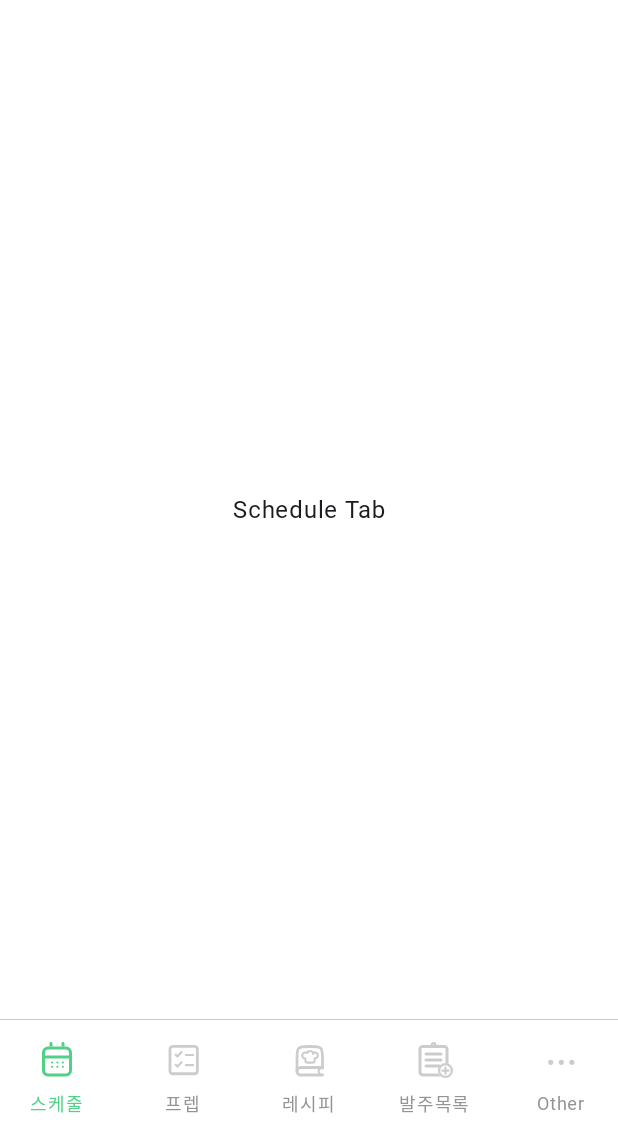
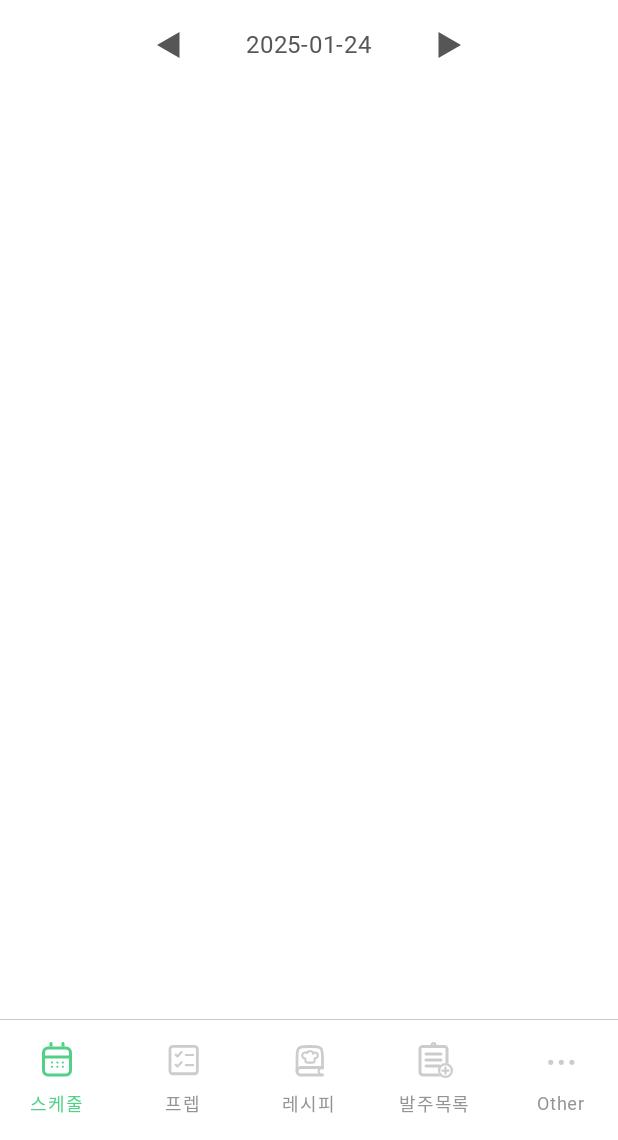
Before and after one commit to KitchingApp/Kitching_Manager, an Android app built with Jetpack Compose: the screen it shows after launch (MainActivity), on a phone screen of 412 x 824 dp, the part 96-1236 px from its top. Run offline under Robolectric (Android 15) with nearby library versions, the phone set to English and light mode, and no system bars; Roboto replaces fonts that are not available here.

Commit message:
패키지 구조 변경

```diff
--- a/app/src/main/java/com/kitching/app/navgraph/NavGraphExtendFile.kt
+++ b/app/src/main/java/com/kitching/app/navgraph/NavGraphExtendFile.kt
@@ -6,7 +6,7 @@ import androidx.navigation.NavType
 import androidx.navigation.compose.composable
 import androidx.navigation.navArgument
 import androidx.navigation.navigation
-import com.kitching.app.ui.screen.innercontent.RecipeDetail
+import com.kitching.app.ui.screen.recipe.innercontent.RecipeDetail
 
 fun NavGraphBuilder.sliceNavGraph(navController: NavController) {
     navigation(
--- /dev/null
+++ b/app/src/main/java/com/kitching/app/navgraph/ScheduleTabItem.kt
@@ -0,0 +1,22 @@
+package com.kitching.app.navgraph
+
+import androidx.compose.runtime.Composable
+
+data class ScheduleTabItem(
+    val tabName: String = "",
+    val routeName: String = ""
+) {
+    @Composable
+    fun renderTabItems(): List<ScheduleTabItem> {
+        return listOf(
+            ScheduleTabItem(
+                tabName = "스케줄 확정",
+                routeName = "FixedSchedule"
+            ),
+            ScheduleTabItem(
+                tabName = "스케줄 신청",
+                routeName = "AppliedSchedule"
+            )
+        )
+    }
+}
--- a/app/src/main/java/com/kitching/app/ui/screen/bottomtab/PrepTabScreen.kt
+++ /dev/null
@@ -1,34 +0,0 @@
-package com.kitching.app.ui.screen.bottomtab
-
-import androidx.compose.foundation.layout.Arrangement
-import androidx.compose.foundation.layout.Column
-import androidx.compose.foundation.layout.fillMaxSize
-import androidx.compose.foundation.layout.fillMaxWidth
-import androidx.compose.foundation.layout.padding
-import androidx.compose.material3.Surface
-import androidx.compose.material3.Text
-import androidx.compose.runtime.Composable
-import androidx.compose.ui.Alignment
-import androidx.compose.ui.Modifier
-import androidx.compose.ui.unit.dp
-import androidx.navigation.NavController
-import com.kitching.app.ui.theme.KitchingManagerTheme
-
-@Composable
-fun PrepTabScreen(navController: NavController) {
-    KitchingManagerTheme {
-        Surface(
-            modifier = Modifier.fillMaxSize()
-        ) {
-            Column(
-                modifier = Modifier.fillMaxWidth().padding(15.dp),
-                horizontalAlignment = Alignment.CenterHorizontally,
-                verticalArrangement = Arrangement.Center
-            ) {
-                Text(
-                    text = "Prep Tab"
-                )
-            }
-        }
-    }
-}
--- a/app/src/main/java/com/kitching/app/ui/screen/navigation/CustomNavHost.kt
+++ b/app/src/main/java/com/kitching/app/ui/screen/navigation/CustomNavHost.kt
@@ -9,11 +9,11 @@ import androidx.navigation.compose.NavHost
 import androidx.navigation.compose.composable
 import com.kitching.app.navgraph.ScreenRouteDef
 import com.kitching.app.navgraph.sliceNavGraph
-import com.kitching.app.ui.screen.bottomtab.OtherTabScreen
-import com.kitching.app.ui.screen.bottomtab.OrderTabScreen
-import com.kitching.app.ui.screen.bottomtab.PrepTabScreen
-import com.kitching.app.ui.screen.bottomtab.RecipeTabScreen
-import com.kitching.app.ui.screen.bottomtab.ScheduleTabScreen
+import com.kitching.app.ui.screen.other.OtherTabScreen
+import com.kitching.app.ui.screen.order.OrderTabScreen
+import com.kitching.app.ui.screen.prep.PrepTabScreen
+import com.kitching.app.ui.screen.recipe.RecipeTabScreen
+import com.kitching.app.ui.screen.schedule.ScheduleTabScreen
 
 @Composable
 fun CustomNavHost(
@@ -27,7 +27,6 @@ fun CustomNavHost(
     ) {
         composable(ScreenRouteDef.ScheduleTab.routeName) {
             ScheduleTabScreen(
-                navController
             )
         }
         composable(ScreenRouteDef.PrepTab.routeName) {
--- a/app/src/main/java/com/kitching/app/ui/screen/bottomtab/OtherTabScreen.kt
+++ b/app/src/main/java/com/kitching/app/ui/screen/order/OrderTabScreen.kt
@@ -1,4 +1,4 @@
-package com.kitching.app.ui.screen.bottomtab
+package com.kitching.app.ui.screen.order
 
 import androidx.compose.foundation.layout.Arrangement
 import androidx.compose.foundation.layout.Column
@@ -15,7 +15,7 @@ import androidx.navigation.NavController
 import com.kitching.app.ui.theme.KitchingManagerTheme
 
 @Composable
-fun OtherTabScreen(navController: NavController) {
+fun OrderTabScreen(navController: NavController) {
     KitchingManagerTheme {
         Surface(
             modifier = Modifier.fillMaxSize()
@@ -26,7 +26,7 @@ fun OtherTabScreen(navController: NavController) {
                 verticalArrangement = Arrangement.Center
             ) {
                 Text(
-                    text = "Chat Tab"
+                    text = "Order Tab"
                 )
             }
         }
--- a/app/src/main/java/com/kitching/app/ui/screen/bottomtab/ScheduleTabScreen.kt
+++ b/app/src/main/java/com/kitching/app/ui/screen/other/OtherTabScreen.kt
@@ -1,4 +1,4 @@
-package com.kitching.app.ui.screen.bottomtab
+package com.kitching.app.ui.screen.other
 
 import androidx.compose.foundation.layout.Arrangement
 import androidx.compose.foundation.layout.Column
@@ -15,7 +15,7 @@ import androidx.navigation.NavController
 import com.kitching.app.ui.theme.KitchingManagerTheme
 
 @Composable
-fun ScheduleTabScreen(navController: NavController) {
+fun OtherTabScreen(navController: NavController) {
     KitchingManagerTheme {
         Surface(
             modifier = Modifier.fillMaxSize()
@@ -26,7 +26,7 @@ fun ScheduleTabScreen(navController: NavController) {
                 verticalArrangement = Arrangement.Center
             ) {
                 Text(
-                    text = "Schedule Tab"
+                    text = "Other Tab"
                 )
             }
         }
--- a/app/src/main/java/com/kitching/app/ui/screen/bottomtab/OrderTabScreen.kt
+++ b/app/src/main/java/com/kitching/app/ui/screen/prep/PrepTabScreen.kt
@@ -1,4 +1,4 @@
-package com.kitching.app.ui.screen.bottomtab
+package com.kitching.app.ui.screen.prep
 
 import androidx.compose.foundation.layout.Arrangement
 import androidx.compose.foundation.layout.Column
@@ -15,7 +15,7 @@ import androidx.navigation.NavController
 import com.kitching.app.ui.theme.KitchingManagerTheme
 
 @Composable
-fun OrderTabScreen(navController: NavController) {
+fun PrepTabScreen(navController: NavController) {
     KitchingManagerTheme {
         Surface(
             modifier = Modifier.fillMaxSize()
@@ -26,7 +26,7 @@ fun OrderTabScreen(navController: NavController) {
                 verticalArrangement = Arrangement.Center
             ) {
                 Text(
-                    text = "Order Tab"
+                    text = "Prep Tab"
                 )
             }
         }
--- a/app/src/main/java/com/kitching/app/ui/screen/innercontent/RecipeDetail.kt
+++ b/app/src/main/java/com/kitching/app/ui/screen/recipe/RecipeTabScreen.kt
@@ -1,5 +1,6 @@
-package com.kitching.app.ui.screen.innercontent
+package com.kitching.app.ui.screen.recipe
 
+import androidx.compose.foundation.clickable
 import androidx.compose.foundation.layout.Arrangement
 import androidx.compose.foundation.layout.Column
 import androidx.compose.foundation.layout.fillMaxSize
@@ -11,13 +12,12 @@ import androidx.compose.runtime.Composable
 import androidx.compose.ui.Alignment
 import androidx.compose.ui.Modifier
 import androidx.compose.ui.unit.dp
+import androidx.navigation.NavController
+import com.kitching.app.ui.theme.KitchingManagerTheme
 
 @Composable
-fun RecipeDetail(recipeId: String?) {
-    Column(
-        horizontalAlignment = Alignment.CenterHorizontally,
-        verticalArrangement = Arrangement.Center
-    ) {
+fun RecipeTabScreen(navController: NavController) {
+    KitchingManagerTheme {
         Surface(
             modifier = Modifier.fillMaxSize()
         ) {
@@ -27,7 +27,10 @@ fun RecipeDetail(recipeId: String?) {
                 verticalArrangement = Arrangement.Center
             ) {
                 Text(
-                    text = "Recipe Detail: $recipeId"
+                    text = "Recipe Tab",
+                    Modifier.clickable {
+                        navController.navigate("detail/1")
+                    }
                 )
             }
         }
--- a/app/src/main/java/com/kitching/app/ui/screen/bottomtab/RecipeTabScreen.kt
+++ b/app/src/main/java/com/kitching/app/ui/screen/recipe/innercontent/RecipeDetail.kt
@@ -1,6 +1,5 @@
-package com.kitching.app.ui.screen.bottomtab
+package com.kitching.app.ui.screen.recipe.innercontent
 
-import androidx.compose.foundation.clickable
 import androidx.compose.foundation.layout.Arrangement
 import androidx.compose.foundation.layout.Column
 import androidx.compose.foundation.layout.fillMaxSize
@@ -12,12 +11,13 @@ import androidx.compose.runtime.Composable
 import androidx.compose.ui.Alignment
 import androidx.compose.ui.Modifier
 import androidx.compose.ui.unit.dp
-import androidx.navigation.NavController
-import com.kitching.app.ui.theme.KitchingManagerTheme
 
 @Composable
-fun RecipeTabScreen(navController: NavController) {
-    KitchingManagerTheme {
+fun RecipeDetail(recipeId: String?) {
+    Column(
+        horizontalAlignment = Alignment.CenterHorizontally,
+        verticalArrangement = Arrangement.Center
+    ) {
         Surface(
             modifier = Modifier.fillMaxSize()
         ) {
@@ -27,10 +27,7 @@ fun RecipeTabScreen(navController: NavController) {
                 verticalArrangement = Arrangement.Center
             ) {
                 Text(
-                    text = "Recipe Tab",
-                    Modifier.clickable {
-                        navController.navigate("detail/1")
-                    }
+                    text = "Recipe Detail: $recipeId"
                 )
             }
         }
--- /dev/null
+++ b/app/src/main/java/com/kitching/app/ui/screen/schedule/ScheduleTabScreen.kt
@@ -0,0 +1,78 @@
+package com.kitching.app.ui.screen.schedule
+
+import androidx.compose.foundation.layout.Arrangement
+import androidx.compose.foundation.layout.Column
+import androidx.compose.foundation.layout.Row
+import androidx.compose.foundation.layout.fillMaxSize
+import androidx.compose.foundation.layout.fillMaxWidth
+import androidx.compose.foundation.layout.height
+import androidx.compose.foundation.layout.padding
+import androidx.compose.material3.Icon
+import androidx.compose.material3.IconButton
+import androidx.compose.material3.Surface
+import androidx.compose.material3.Text
+import androidx.compose.runtime.Composable
+import androidx.compose.ui.Alignment
+import androidx.compose.ui.Modifier
+import androidx.compose.ui.graphics.vector.ImageVector
+import androidx.compose.ui.res.vectorResource
+import androidx.compose.ui.tooling.preview.Preview
+import androidx.compose.ui.unit.dp
+import androidx.compose.ui.unit.sp
+import com.kitching.app.R
+import com.kitching.app.navgraph.ScheduleTabItem
+import com.kitching.app.ui.theme.KitchingManagerTheme
+import com.kitching.app.ui.theme.subTextColor
+
+@Preview
+@Composable
+fun ScheduleTabScreen() {
+    KitchingManagerTheme {
+        Surface(
+            modifier = Modifier.fillMaxSize()
+        ) {
+            Column(
+                modifier = Modifier.fillMaxWidth(),
+                horizontalAlignment = Alignment.CenterHorizontally,
+                verticalArrangement = Arrangement.Top
+            ) {
+                Column(
+                    modifier = Modifier.fillMaxWidth().height(60.dp),
+                    horizontalAlignment = Alignment.CenterHorizontally,
+                    verticalArrangement = Arrangement.Center
+                ) {
+                    Row(
+                    ) {
+                        IconButton(onClick = {}) {
+                            Icon(
+                                imageVector = ImageVector.vectorResource(R.drawable.icon_left_triangle),
+                                contentDescription = "prev date button",
+                                tint = subTextColor
+                            )
+                        }
+                        Text(
+                            modifier = Modifier.padding(27.dp, 0.dp).align(Alignment.CenterVertically),
+                            text = "2025-01-24",
+                            color = subTextColor,
+                            fontSize = 16.sp
+                        )
+                        IconButton(onClick = {}) {
+                            Icon(
+                                imageVector = ImageVector.vectorResource(R.drawable.icon_right_triangle),
+                                contentDescription = "next date button",
+                                tint = subTextColor
+                            )
+                        }
+                    }
+                }
+                Column(
+                    modifier = Modifier.fillMaxWidth().height(60.dp),
+                    horizontalAlignment = Alignment.CenterHorizontally,
+                    verticalArrangement = Arrangement.Center
+                ) {
+                    ScheduleTabItem().renderTabItems()
+                }
+            }
+        }
+    }
+}
```
